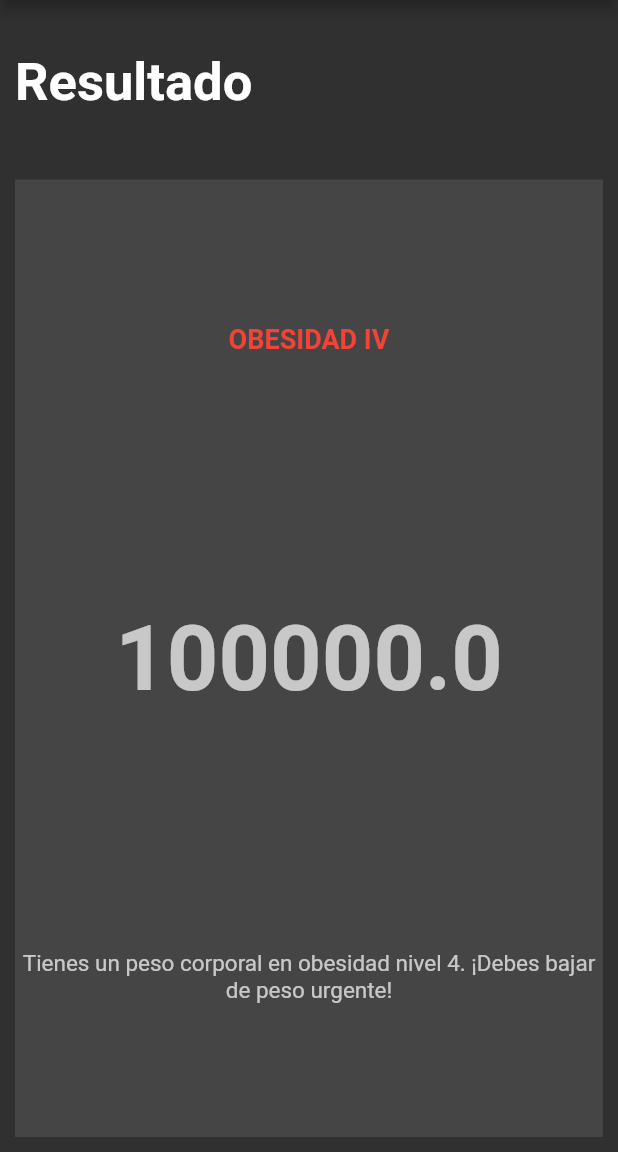
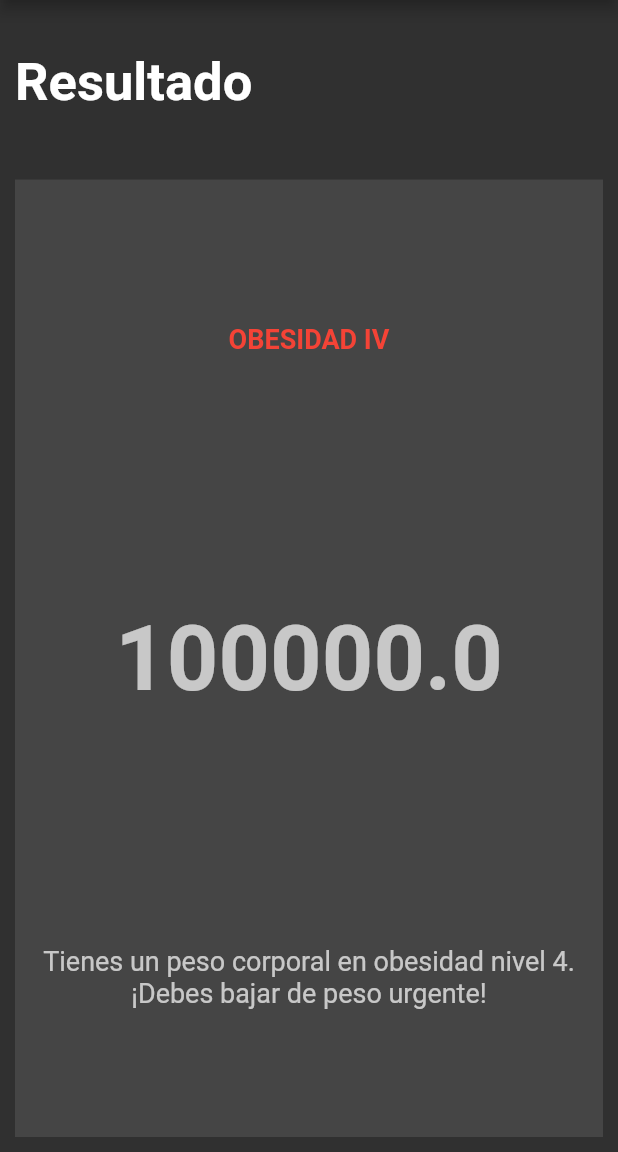
Before and after one commit to diego1996/calculator-imc-flutter, a Flutter app: the screen it shows after launch, after a tap on "Calcular", on a phone screen of 412 x 824 dp, the part 84-1236 px from its top. Run offline on Flutter 3.47's test engine with Material 2 defaults, Android fonts, the phone set to English and light mode, and no system bars.

Commit message:
fix size text

```diff
--- a/calculator_imc/lib/pages/result.page.dart
+++ b/calculator_imc/lib/pages/result.page.dart
@@ -82,7 +82,7 @@ class ResultPage extends StatelessWidget {
                                 child: Text(results[2],
                                     textAlign: TextAlign.center,
                                     style: const TextStyle(
-                                        color: Colors.white70, fontSize: 15)),
+                                        color: Colors.white70, fontSize: 18)),
                               )
                             ],
                           ),
```
